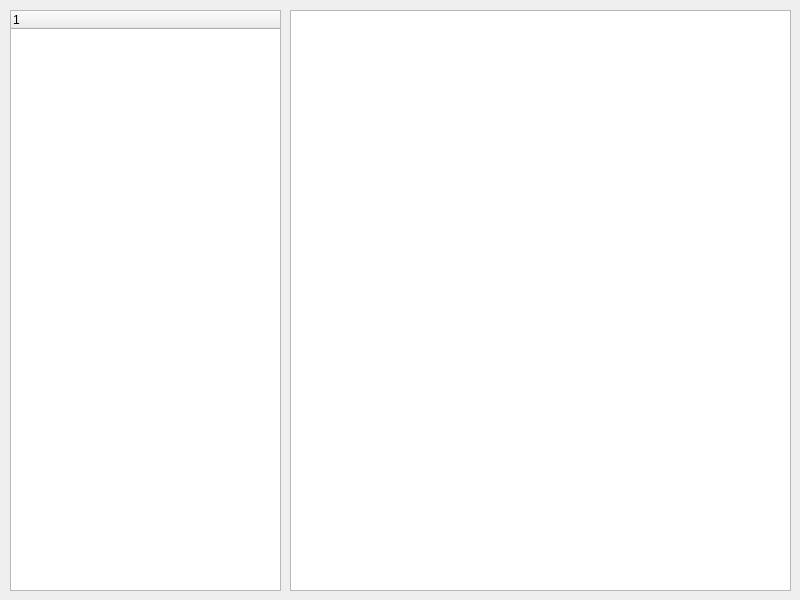
This is widget.ui in Shu-Ying/Work as Qt 5 draws it before an edit. The edited form follows.
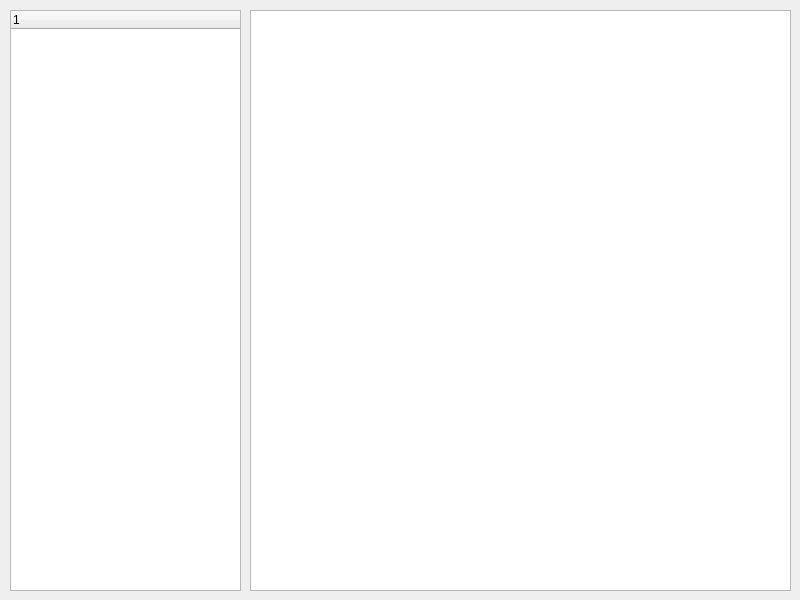
This is the edited form.

```diff
--- a/widget.ui
+++ b/widget.ui
@@ -18,17 +18,22 @@
     <rect>
      <x>10</x>
      <y>10</y>
-     <width>271</width>
+     <width>231</width>
      <height>581</height>
     </rect>
    </property>
+   <column>
+    <property name="text">
+     <string notr="true">1</string>
+    </property>
+   </column>
   </widget>
   <widget class="QTableWidget" name="tableWidget">
    <property name="geometry">
     <rect>
-     <x>290</x>
+     <x>250</x>
      <y>10</y>
-     <width>501</width>
+     <width>541</width>
      <height>581</height>
     </rect>
    </property>
```
